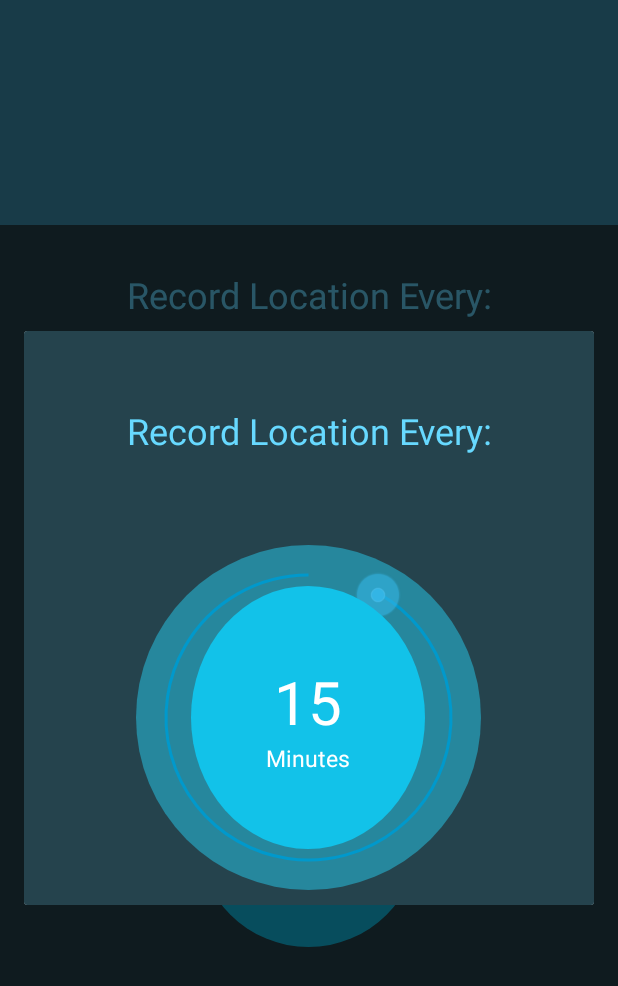
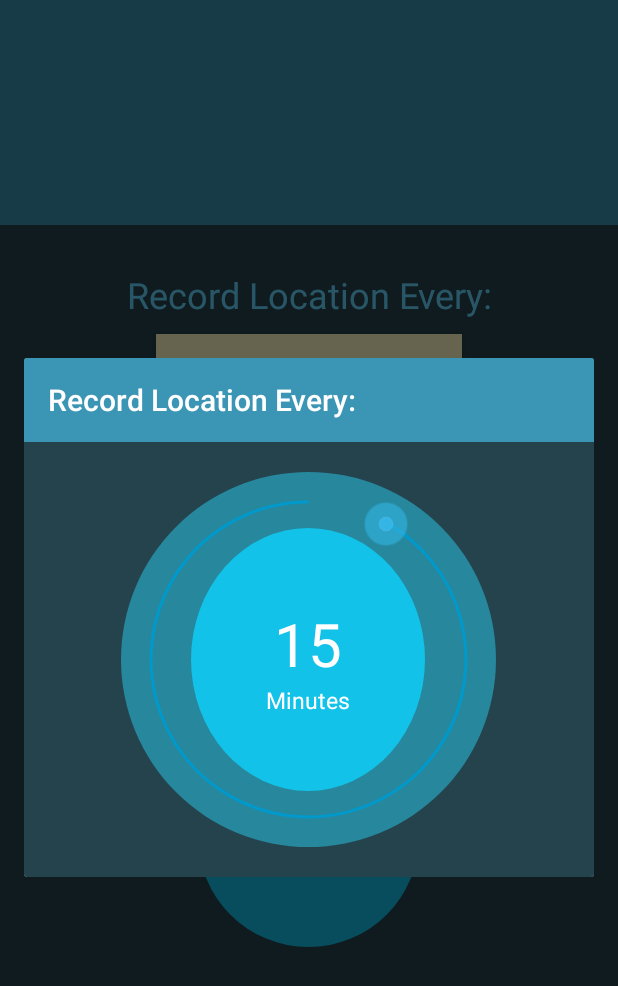
Before and after one commit to andela-cndubisi/checkpoint4, an Android app: the screen it shows after launch (MainActivity), after a tap on "15 MINUTES", on a phone screen of 412 x 824 dp. Shown: the top 986 px of the screen. Run offline under Robolectric (Android 15) with nearby library versions, the phone set to English and light mode, and no system bars; 1 statement that could not run was skipped.

Commit message:
Rethink layout to support landscape

```diff
--- a/app/src/main/res/layout/interval_setting_fragment.xml
+++ b/app/src/main/res/layout/interval_setting_fragment.xml
@@ -5,35 +5,26 @@
     android:layout_height="match_parent"
     android:id="@+id/intervalLayout"
     android:background="@color/blue_background">
-
-    <TextView
-        android:layout_width="fill_parent"
+    <include
+        android:id="@+id/toolbar_dialog"
+        layout="@layout/dialog_toolbar"/>
+    <FrameLayout
+        android:layout_width="wrap_content"
         android:layout_height="wrap_content"
-        android:textSize="24sp"
-        android:gravity="center_horizontal"
-        android:layout_marginTop="50dp"
-        android:id="@+id/settings_description"
-        android:textColor="@color/interval_descriptor_color"
-        android:text="@string/record_every"/>
-
-    <FrameLayout
-        android:layout_width="250dp"
-        android:layout_height="250dp"
         android:layout_gravity="center"
+        android:layout_margin="10dp"
         android:layout_centerInParent="true"
         android:padding="10dp"
         android:gravity="center_horizontal"
         android:id="@+id/seekLayout"
-        android:layout_marginTop="50dp"
-        android:layout_below="@+id/settings_description"
+        android:layout_below="@+id/toolbar_dialog"
         >
-
         <checkpoint.andela.com.productivitytracker.SeekArc
             xmlns:seekarc="http://schemas.android.com/apk/res/checkpoint.andela.com.productivitytracker"
-            android:layout_width="wrap_content"
+            android:layout_width="250dp"
+            android:layout_height="250dp"
             android:padding="40dp"
             android:id="@+id/seekArc"
-            android:layout_height="wrap_content"
             android:background="@drawable/circular_view"
             seekarc:arcColor="@android:color/holo_blue_dark"
             seekarc:clockwise="true"
@@ -77,4 +68,5 @@
                 android:layout_centerHorizontal="true" />
         </RelativeLayout>
     </FrameLayout>
+
 </RelativeLayout>
```
